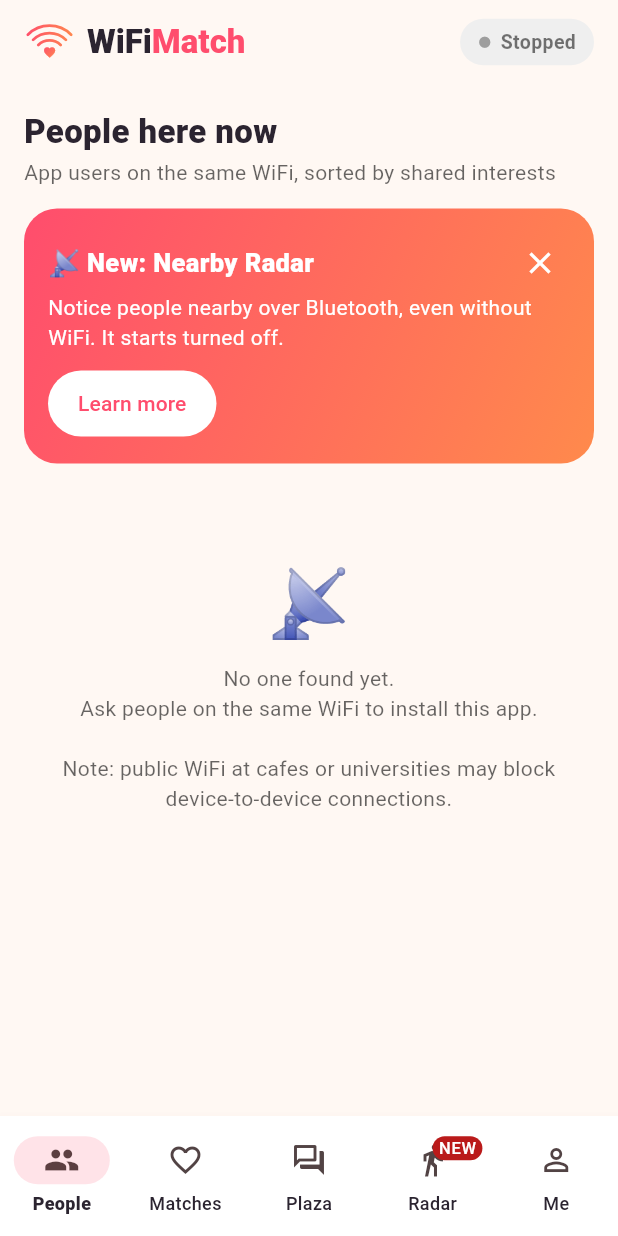
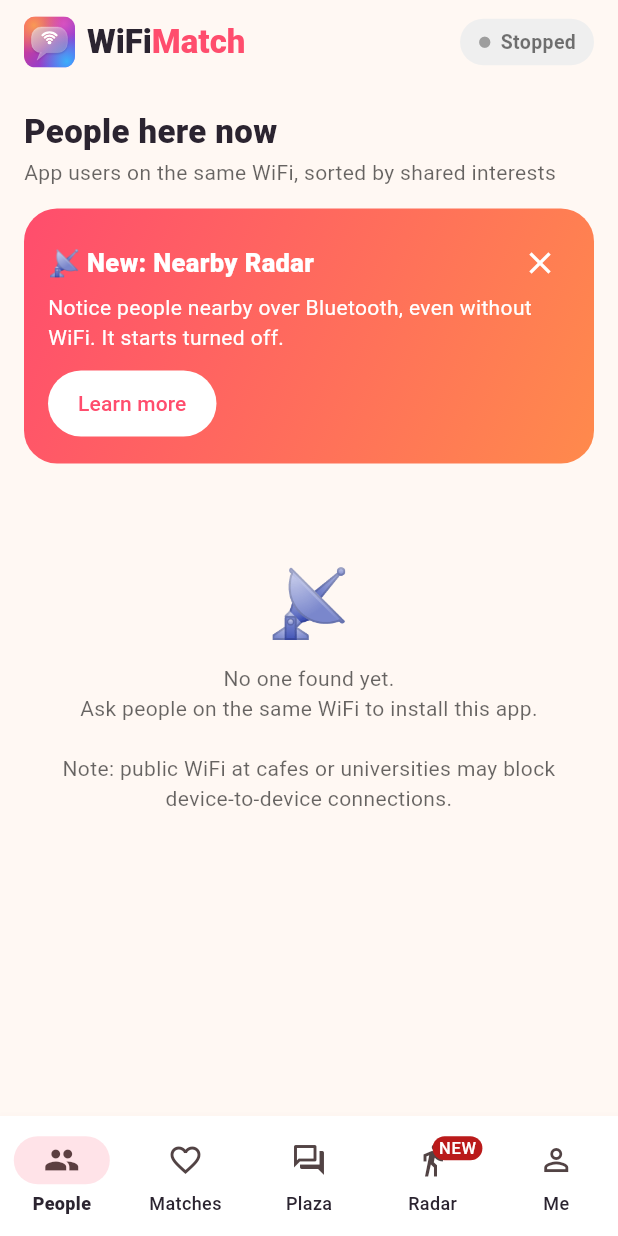
Before and after one commit to harukazu1995/wifi-match, a Flutter app: the screen it shows after launch, after a tap on "Skip", on a phone screen of 412 x 824 dp. Run offline on Flutter 3.47's test engine with Material 3 defaults, Android fonts, the phone set to English and light mode, and no system bars; our stand-ins replace google_mobile_ads, image_picker, in_app_purchase, shared_preferences; accounts and stored records are empty; project files that could hold a hidden picture were left out.

Commit message:
Update main.dart

```diff
--- a/lib/main.dart
+++ b/lib/main.dart
@@ -132,7 +132,7 @@ class WifiMatchApp extends StatelessWidget {
 
 // ======================= 起動アニメーション =======================
 
-/// WiFiの電波と、ハートを組み合わせたロゴ。progress(0〜1)で描かれていく。
+/// アプリのロゴ（ガラスの吹き出しとWiFi）。progress(0〜1)で、電波が内側から描かれていく。
 class WifiLogo extends StatelessWidget {
   const WifiLogo({super.key, this.progress = 1, this.size = 120});
   final double progress;
@@ -140,54 +140,127 @@ class WifiLogo extends StatelessWidget {
 
   @override
   Widget build(BuildContext context) {
-    final heart = Curves.elasticOut.transform((progress / 0.45).clamp(0.0, 1.0));
     return SizedBox(
       width: size,
       height: size,
-      child: Stack(alignment: Alignment.center, children: [
-        CustomPaint(size: Size.square(size), painter: _ArcsPainter(progress)),
-        Align(
-          alignment: const Alignment(0, 0.56),
-          child: Transform.scale(
-            scale: heart,
-            child: ShaderMask(
-              shaderCallback: (r) => _brandGradient.createShader(r),
-              child: Icon(Icons.favorite, size: size * 0.26, color: Colors.white),
-            ),
-          ),
-        ),
-      ]),
-    );
-  }
-}
-
-class _ArcsPainter extends CustomPainter {
-  _ArcsPainter(this.progress);
+      child: CustomPaint(painter: _LogoPainter(progress)),
+    );
+  }
+}
+
+class _LogoPainter extends CustomPainter {
+  _LogoPainter(this.progress);
   final double progress;
 
+  Path _bubble() {
+    const x = 150.0, y = 210.0, w = 724.0, h = 520.0, r = 200.0;
+    return Path()
+      ..arcTo(Rect.fromLTWH(x, y, 2 * r, 2 * r), math.pi, math.pi / 2, false)
+      ..arcTo(Rect.fromLTWH(x + w - 2 * r, y, 2 * r, 2 * r), -math.pi / 2, math.pi / 2, false)
+      ..arcTo(Rect.fromLTWH(x + w - 2 * r, y + h - 2 * r, 2 * r, 2 * r), 0, math.pi / 2, false)
+      ..lineTo(x + r + 100, y + h)
+      ..lineTo(260, 880)
+      ..lineTo(x + r - 30, y + h)
+      ..arcTo(Rect.fromLTWH(x, y + h - 2 * r, 2 * r, 2 * r), math.pi / 2, math.pi / 2, false)
+      ..close();
+  }
+
   @override
   void paint(Canvas canvas, Size size) {
-    final w = size.width;
-    final center = Offset(w / 2, size.height * 0.78);
+    canvas.scale(size.width / 1024);
+    const full = Rect.fromLTWH(0, 0, 1024, 1024);
+    canvas.save();
+    canvas.clipRRect(RRect.fromRectAndRadius(full, const Radius.circular(230)));
+    canvas.drawRect(
+      full,
+      Paint()
+        ..shader = const LinearGradient(
+          colors: [Color(0xFFFF3D6B), Color(0xFF5B3DFF)],
+          begin: Alignment.topLeft,
+          end: Alignment.bottomRight,
+        ).createShader(full),
+    );
+    void glow(Offset c, double r, Color col) {
+      canvas.drawRect(
+        full,
+        Paint()
+          ..shader = RadialGradient(colors: [col, col.withValues(alpha: 0)])
+              .createShader(Rect.fromCircle(center: c, radius: r)),
+      );
+    }
+
+    glow(const Offset(200, 180), 560, const Color(0xC8FFB347));
+    glow(const Offset(860, 900), 560, const Color(0xBE29D6FF));
+    glow(const Offset(800, 150), 380, const Color(0x78FF6AD5));
+    canvas.restore();
+
+    final bubble = _bubble();
+    canvas.drawPath(
+      bubble.shift(const Offset(0, 24)),
+      Paint()
+        ..color = const Color(0x402A0F5E)
+        ..maskFilter = MaskFilter.blur(BlurStyle.normal, 22),
+    );
+    const bb = Rect.fromLTWH(150, 210, 724, 670);
+    canvas.drawPath(
+      bubble,
+      Paint()
+        ..shader = const LinearGradient(
+          colors: [Color(0x96FFFFFF), Color(0x32FFFFFF)],
+          begin: Alignment.topLeft,
+          end: Alignment.bottomRight,
+        ).createShader(bb),
+    );
+    canvas.drawPath(
+      bubble,
+      Paint()
+        ..style = PaintingStyle.stroke
+        ..strokeWidth = 6
+        ..strokeJoin = StrokeJoin.round
+        ..shader = const LinearGradient(
+          colors: [Color(0xE6FFFFFF), Color(0x28FFFFFF)],
+          begin: Alignment.topLeft,
+          end: Alignment.bottomRight,
+        ).createShader(bb),
+    );
+
+    const center = Offset(512, 520);
+    const radii = [70.0, 135.0, 200.0];
+    final dot = Curves.easeOutBack.transform(((progress - 0.1) / 0.3).clamp(0.0, 1.0));
+    canvas.drawCircle(center, 38 * dot, Paint()..color = Colors.white);
     for (var i = 0; i < 3; i++) {
       // 内側から順に、ふわっと現れる
       final a = ((progress - 0.3 - i * 0.14) / 0.22).clamp(0.0, 1.0);
       if (a <= 0) continue;
-      final r = w * (0.31 + 0.145 * i);
-      final rect = Rect.fromCircle(center: center, radius: r);
-      final paint = Paint()
-        ..style = PaintingStyle.stroke
-        ..strokeCap = StrokeCap.round
-        ..strokeWidth = w * 0.055
-        ..shader = LinearGradient(
-          colors: [_coral.withValues(alpha: a), _orange.withValues(alpha: a)],
-        ).createShader(Rect.fromLTWH(0, 0, w, size.height));
-      canvas.drawArc(rect, -math.pi * 3 / 4, math.pi / 2, false, paint);
+      final rect = Rect.fromCircle(center: center, radius: radii[i]);
+      canvas.drawArc(
+        rect.shift(const Offset(0, 10)),
+        -math.pi * 3 / 4,
+        math.pi / 2,
+        false,
+        Paint()
+          ..style = PaintingStyle.stroke
+          ..strokeCap = StrokeCap.round
+          ..strokeWidth = 44
+          ..color = const Color(0x55D02A4E).withValues(alpha: 0.33 * a)
+          ..maskFilter = MaskFilter.blur(BlurStyle.normal, 8),
+      );
+      canvas.drawArc(
+        rect,
+        -math.pi * 3 / 4,
+        math.pi / 2,
+        false,
+        Paint()
+          ..style = PaintingStyle.stroke
+          ..strokeCap = StrokeCap.round
+          ..strokeWidth = 44
+          ..color = Colors.white.withValues(alpha: a),
+      );
     }
   }
 
   @override
-  bool shouldRepaint(_ArcsPainter old) => old.progress != progress;
+  bool shouldRepaint(_LogoPainter old) => old.progress != progress;
 }
 
 class SplashScreen extends StatefulWidget {
```
